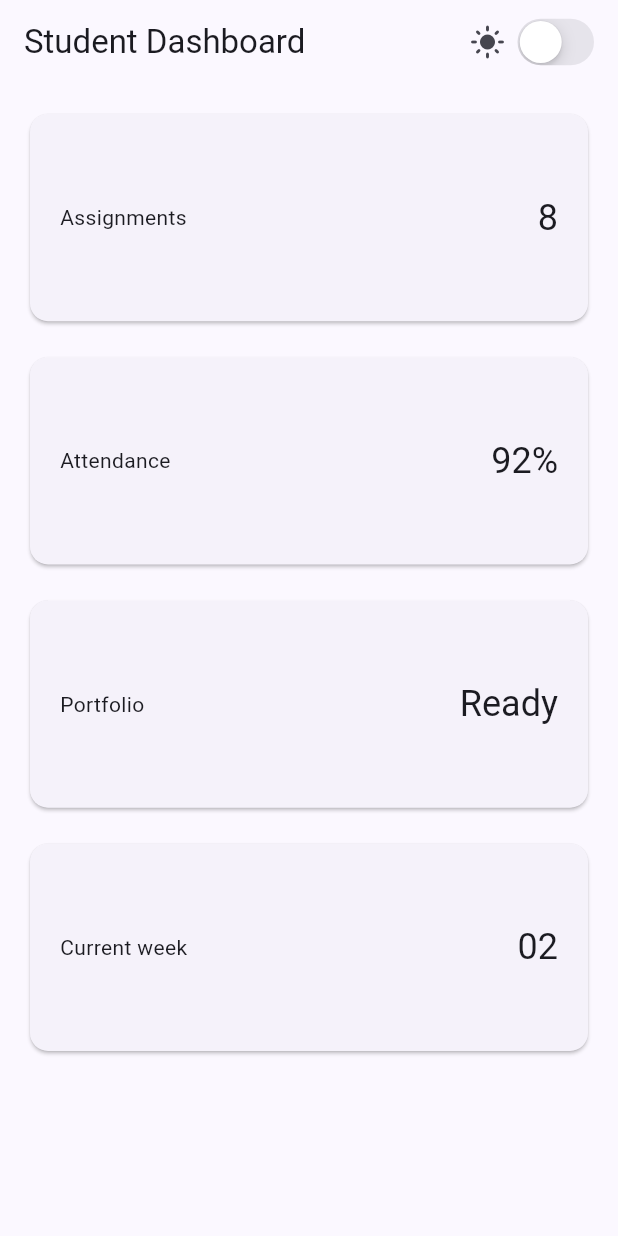
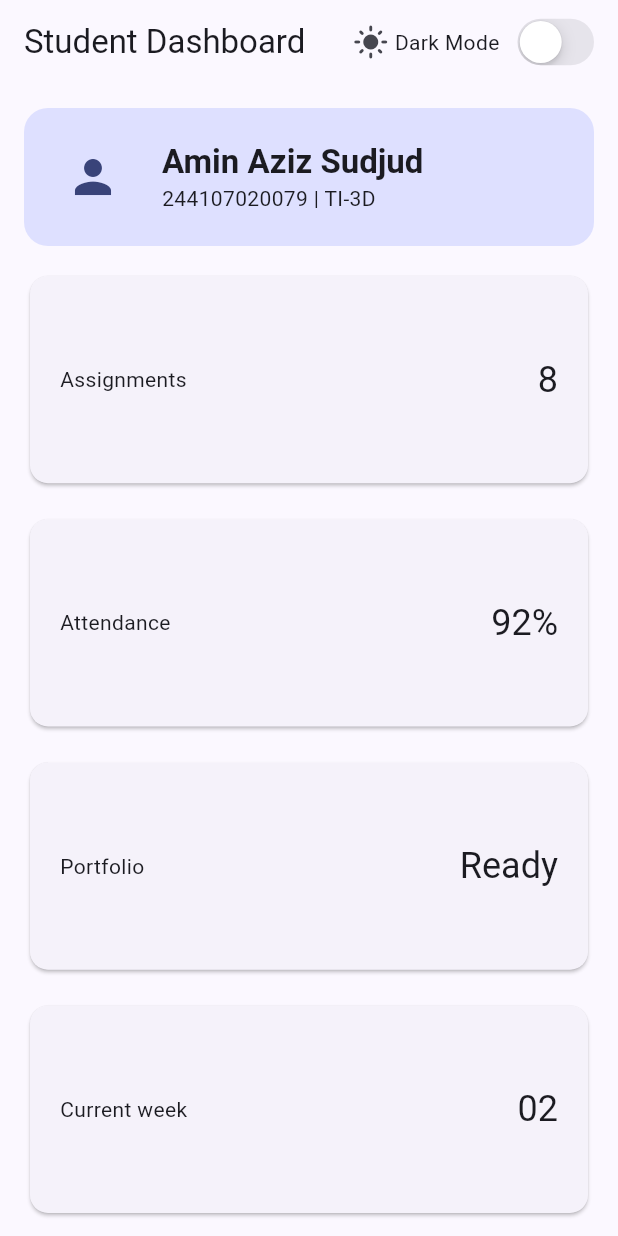
Before and after one commit to Minzizz/244107020079-mobile-course, a Flutter app: the screen it shows after launch, on a phone screen of 412 x 824 dp. Run offline on Flutter 3.47's test engine with Material 3 defaults, Android fonts, the phone set to English and light mode, and no system bars.

Commit message:
Finished W2

```diff
--- a/02-week-2-declarative-ui-responsive-design/responsive_dashboard/lib/main.dart
+++ b/02-week-2-declarative-ui-responsive-design/responsive_dashboard/lib/main.dart
@@ -1,5 +1,8 @@
 import 'package:flutter/material.dart';
 import 'package:flutter/cupertino.dart';
+
+// Konstanta breakpoint biar nggak di-hardcode di bawah
+const double kWideBreakpoint = 700;
 
 void main() => runApp(const DashboardApp());
 
@@ -18,7 +21,11 @@ class _DashboardAppState extends State<DashboardApp> {
     return MaterialApp(
       debugShowCheckedModeBanner: false,
       theme: ThemeData(useMaterial3: true, colorSchemeSeed: Colors.indigo),
-      darkTheme: ThemeData(useMaterial3: true, brightness: Brightness.dark, colorSchemeSeed: Colors.indigo),
+      darkTheme: ThemeData(
+        useMaterial3: true,
+        brightness: Brightness.dark,
+        colorSchemeSeed: Colors.indigo,
+      ),
       themeMode: isDark ? ThemeMode.dark : ThemeMode.light,
       home: DashboardPage(
         isDark: isDark,
@@ -29,7 +36,12 @@ class _DashboardAppState extends State<DashboardApp> {
 }
 
 class DashboardPage extends StatelessWidget {
-  const DashboardPage({required this.isDark, required this.onDarkChanged, super.key});
+  const DashboardPage({
+    required this.isDark,
+    required this.onDarkChanged,
+    super.key,
+  });
+
   final bool isDark;
   final ValueChanged<bool> onDarkChanged;
 
@@ -43,21 +55,57 @@ class DashboardPage extends StatelessWidget {
             children: [
               Icon(isDark ? Icons.dark_mode : Icons.light_mode),
               const SizedBox(width: 4),
+              const Text('Dark Mode'),
+              const SizedBox(width: 8),
               Semantics(
-                label: 'Tombol untuk mengubah tema',
-                child: CupertinoSwitch(
-                  value: isDark,
-                  onChanged: onDarkChanged,
-                ),
+                label: 'Tombol untuk mengubah tema gelap atau terang',
+                child: CupertinoSwitch(value: isDark, onChanged: onDarkChanged),
               ),
               const SizedBox(width: 12),
             ],
           ),
         ],
       ),
-      body: LayoutBuilder(
+      body: Column(
+        children: [
+          Container(
+            padding: const EdgeInsets.all(16),
+            margin: const EdgeInsets.only(left: 16, right: 16, top: 16),
+            decoration: BoxDecoration(
+              // Warna otomatis menyesuaikan light/dark mode
+              color: Theme.of(context).colorScheme.primaryContainer,
+              borderRadius: BorderRadius.circular(16),
+            ),
+            child: Row(
+              children: [
+                const CircleAvatar(
+                  radius: 30,
+                  child: Icon(Icons.person, size: 36),
+                ),
+                const SizedBox(width: 16),
+                Expanded(
+                  child: Column(
+                    crossAxisAlignment: CrossAxisAlignment.start,
+                    children: [
+                      Text(
+                        'Amin Aziz Sudjud',
+                        style: Theme.of(context).textTheme.titleLarge?.copyWith(fontWeight: FontWeight.bold)
+                      ),
+                      Text(
+                        '244107020079 | TI-3D',
+                        style: Theme.of(context).textTheme.bodyMedium,
+                      ),
+                    ],
+                  ),
+                ),
+              ],
+            ),
+          ),
+          Expanded(
+            child: LayoutBuilder(
               builder: (context, constraints) {
-          final columns = constraints.maxWidth >= 700 ? 2 : 1;
+                // Pakai konstanta kWideBreakpoint
+                final columns = constraints.maxWidth >= kWideBreakpoint ? 2 : 1;
                 return GridView.count(
                   padding: const EdgeInsets.all(16),
                   crossAxisCount: columns,
@@ -65,20 +113,24 @@ class DashboardPage extends StatelessWidget {
                   mainAxisSpacing: 16,
                   childAspectRatio: 2.6,
                   children: const [
-              DashboardCard(title: 'Assignments', value: '8'),
-              DashboardCard(title: 'Attendance', value: '92%'),
-              DashboardCard(title: 'Portfolio', value: 'Ready'),
-              DashboardCard(title: 'Current week', value: '02'),
+                    InfoCard(title: 'Assignments', value: '8'),
+                    InfoCard(title: 'Attendance', value: '92%'),
+                    InfoCard(title: 'Portfolio', value: 'Ready'),
+                    InfoCard(title: 'Current week', value: '02'),
                   ],
                 );
               },
+            ),
+          ),
+        ],
       ),
     );
   }
 }
 
-class DashboardCard extends StatelessWidget {
-  const DashboardCard({required this.title, required this.value, super.key});
+// Widget reusable sesuai arahan challenge
+class InfoCard extends StatelessWidget {
+  const InfoCard({required this.title, required this.value, super.key});
   final String title;
   final String value;
 
@@ -87,10 +139,12 @@ class DashboardCard extends StatelessWidget {
     return Card(
       child: Padding(
         padding: const EdgeInsets.all(20),
-        child: Row(children: [
+        child: Row(
+          children: [
             Expanded(child: Text(title)),
             Text(value, style: Theme.of(context).textTheme.headlineSmall),
-        ]),
+          ],
+        ),
       ),
     );
   }
```
Also changed, not shown: 4 other files. Lines whose indentation alone changed are shown as unchanged.
